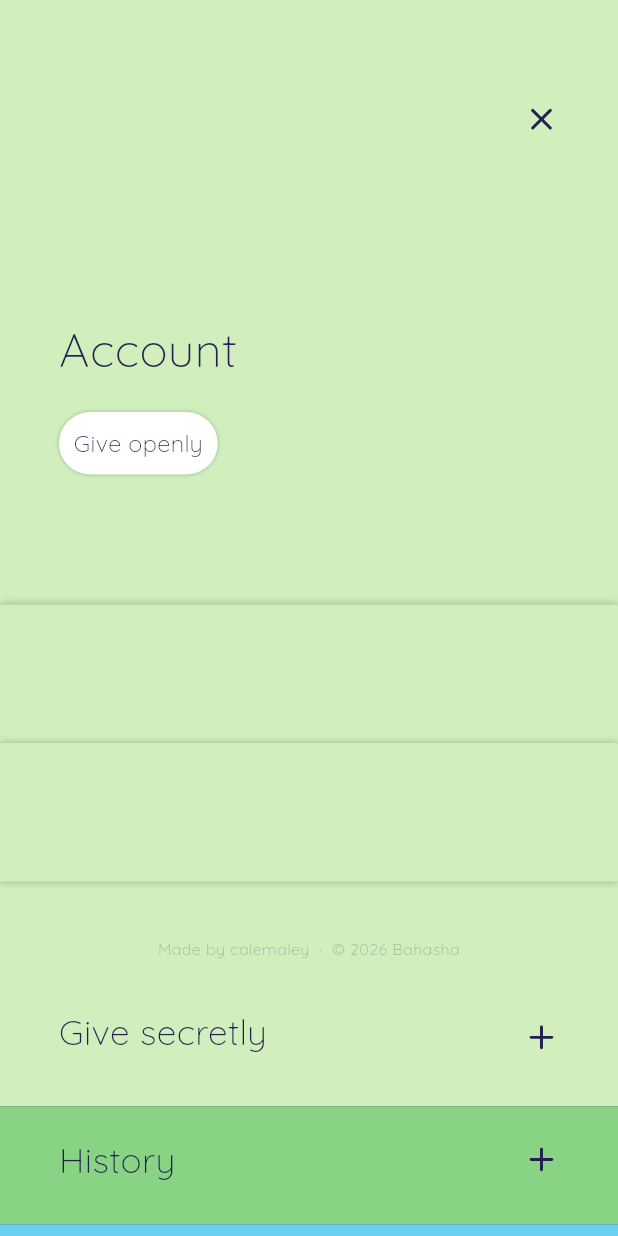
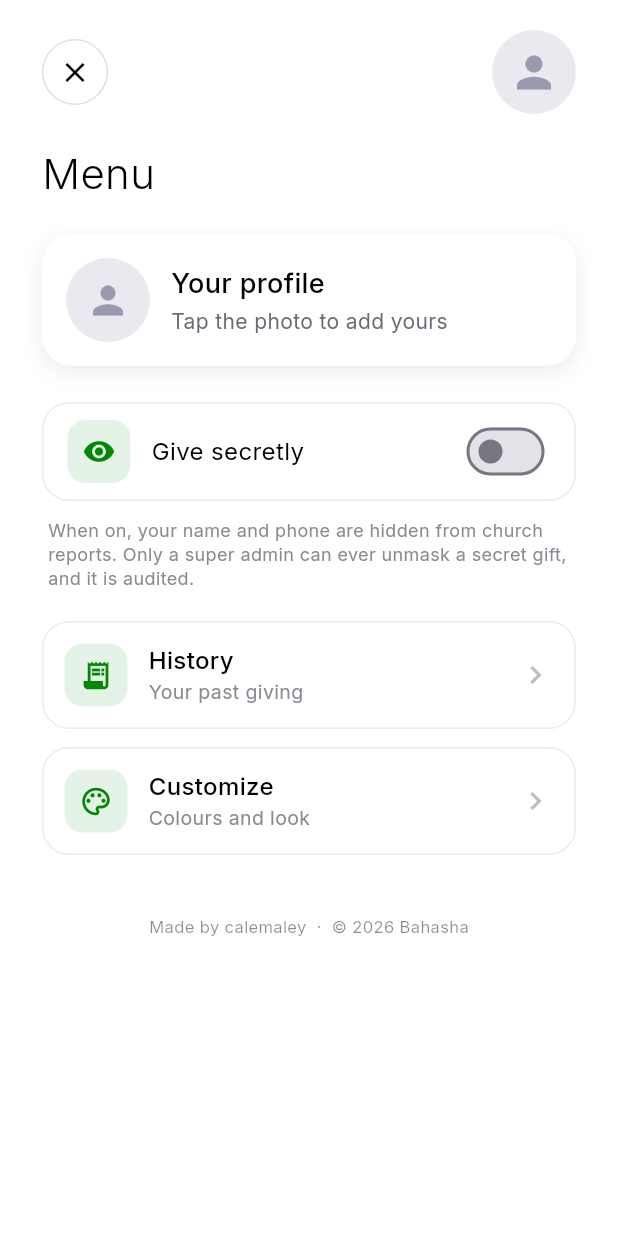
Before and after one commit to bahashaSDA/bahasha, a Flutter app: the CheckoutScreen screen opened directly, after a tap on an icon or button, on a phone screen of 412 x 824 dp. Run offline on Flutter 3.47's test engine with Material 3 defaults, Android fonts, the phone set to English and light mode, and no system bars; our stand-ins replace connectivity_plus, dio, drift, flutter_riverpod, flutter_secure_storage, flutter_svg and 3 more; missing offline and left inert: bluetooth_low_energy, cryptography, flutter_reactive_ble; accounts and stored records are empty; generated files the repository leaves out were written again.

Commit message:
Basket shows only chosen fruits; new menu + welcome to match design
- Checkout basket bug: replace the stock mixed-fruit photo (which showed fruits
  the giver never picked) with a drawn wicker basket (widgets/fruit_basket.dart)
  that holds STRICTLY the chosen fruits, each dropping in with a staggered
  animation. Removed the unused basket_full.png.
- New Menu page (menu_screen.dart): white/Inter/offertory-green, redesigned to
  match — profile (photo, name, phone), 'Give secretly' switch, History and
  Customize. Hamburger now opens it; the old AccountScreen is removed.
- Welcome/registration redesigned to the same look: fruit motif, Inter type,
  green pill button and selectors, grey fields.

flutter analyze clean; all 15 tests pass.

Co-Authored-By: Claude Opus 4.8 <noreply@anthropic.com>

```diff
--- a/bahasha-mobile/lib/features/account/presentation/account_screen.dart
+++ /dev/null
@@ -1,137 +0,0 @@
-import 'package:flutter/material.dart';
-import 'package:flutter_riverpod/flutter_riverpod.dart';
-import '../../../core/design/icon.dart';
-import '../../../core/design/pixel_canvas.dart';
-import '../../../core/providers.dart';
-import '../../../core/theme/app_colors.dart';
-import '../../customize/application/custom_theme.dart';
-import '../../history/presentation/history_screen.dart';
-import '../../customize/presentation/customize_screen.dart';
-
-/// Account screen — pixel-perfect to the Figma frame (node 231:1271). Panel-green
-/// background; "Account" title; a "Secret giving" / "Give openly" state pill; two
-/// full-width cards showing the giver's name and phone; a visibility-toggle row;
-/// and the History (green) and Customize (cyan) 80px nav bands at the bottom.
-/// Switching visibility affects only future giving (server snapshots the prior
-/// state), so past contributions are never retroactively exposed.
-class AccountScreen extends ConsumerWidget {
-  const AccountScreen({super.key});
-
-  @override
-  Widget build(BuildContext context, WidgetRef ref) {
-    final user = ref.watch(currentUserProvider).valueOrNull;
-    final theme = ref.watch(customThemeProvider).valueOrNull ?? CustomTheme.fallback;
-    final panel = theme.background;
-    final historyBand = theme.isAllWhite ? Colors.white : AppColors.categoryGreen;
-    final customizeBand = theme.isAllWhite ? Colors.white : AppColors.categoryCyan;
-    final secret = user?.visibility == 'secret';
-    final name = (user?.fullName ?? '').toUpperCase();
-    final phone = user?.phone ?? '';
-
-    Future<void> toggleVisibility() async {
-      await ref.read(registrationRepositoryProvider).setVisibility(secret ? 'open' : 'secret');
-      ref.invalidate(currentUserProvider);
-    }
-
-    return Scaffold(
-      backgroundColor: AppColors.indigo,
-      body: PixelCanvas(
-        background: AppColors.indigo,
-        builder: (context, px) => [
-          // Panel up to the History band.
-          px.band(0, 752, panel),
-
-          // Close (menu) — dismisses back to Home.
-          px.at(356, 69, width: 24, height: 24, child: GestureDetector(
-            onTap: () => Navigator.of(context).maybePop(),
-            child: DesignIcon('x', scale: px.scale),
-          )),
-
-          px.text(40, 222, 'Account', size: 32),
-
-          // Current-visibility pill.
-          px.at(40, 280, child: _Pill(
-            label: secret ? 'Secret giving' : 'Give openly',
-            scale: px.scale,
-            filled: secret ? AppColors.panelGreen : Colors.white,
-          )),
-
-          // Name + phone cards.
-          px.at(0, 411, width: 420, height: 94, child: _card(panel)),
-          px.text(40, 445, name, size: 20),
-          px.at(0, 505, width: 420, height: 94, child: _card(panel)),
-          px.text(40, 539, phone, size: 20),
-
-          // App credit + copyright (subtle, in the gap above the toggle).
-          px.text(0, 640, 'Made by calemaley  ·  © 2026 Bahasha', size: 11,
-              width: 420, align: TextAlign.center,
-              color: AppColors.ink.withValues(alpha: 0.4)),
-
-          // Visibility toggle row.
-          px.text(40, 689, secret ? 'Give openly' : 'Give secretly', size: 24),
-          px.at(356, 693, width: 24, height: 24, child: GestureDetector(
-            onTap: toggleVisibility,
-            child: DesignIcon('plus', scale: px.scale),
-          )),
-
-          // History band (green).
-          px.band(752, 80, historyBand),
-          px.at(0, 752, width: 420, height: 80, child: GestureDetector(
-            behavior: HitTestBehavior.opaque,
-            onTap: () => Navigator.of(context).push(MaterialPageRoute(builder: (_) => const HistoryScreen())),
-            child: const SizedBox.expand(),
-          )),
-          px.text(40, 776, 'History', size: 24),
-          px.at(356, 776, width: 24, height: 24, child: DesignIcon('plus', scale: px.scale)),
-
-          // Customize band (cyan).
-          px.band(832, 80, customizeBand),
-          px.at(0, 832, width: 420, height: 80, child: GestureDetector(
-            behavior: HitTestBehavior.opaque,
-            onTap: () => Navigator.of(context).push(MaterialPageRoute(builder: (_) => const CustomizeScreen())),
-            child: const SizedBox.expand(),
-          )),
-          px.text(40, 856, 'Customize', size: 24),
-          px.at(356, 860, width: 24, height: 24, child: DesignIcon('plus', scale: px.scale)),
-        ],
-      ),
-    );
-  }
-
-  Widget _card(Color color) => DecoratedBox(
-        decoration: BoxDecoration(
-          color: color,
-          borderRadius: const BorderRadius.all(Radius.circular(1)),
-          boxShadow: const [BoxShadow(color: Color(0x40000000), blurRadius: 4)],
-        ),
-      );
-}
-
-/// The rounded state pill (radius 34, padding 10, soft shadow) from the design.
-class _Pill extends StatelessWidget {
-  const _Pill({required this.label, required this.scale, required this.filled});
-  final String label;
-  final double scale;
-  final Color filled;
-
-  @override
-  Widget build(BuildContext context) {
-    return Container(
-      padding: EdgeInsets.all(10 * scale),
-      decoration: BoxDecoration(
-        color: filled,
-        borderRadius: BorderRadius.circular(34 * scale),
-        boxShadow: const [BoxShadow(color: Color(0x40000000), blurRadius: 1.5)],
-      ),
-      child: Text(
-        label,
-        style: TextStyle(
-          fontFamily: 'BahashaSans',
-          fontWeight: FontWeight.w300,
-          fontSize: 16 * scale,
-          color: AppColors.ink,
-        ),
-      ),
-    );
-  }
-}
--- a/bahasha-mobile/lib/features/contribution/presentation/checkout_screen.dart
+++ b/bahasha-mobile/lib/features/contribution/presentation/checkout_screen.dart
@@ -7,6 +7,7 @@ import '../application/basket_controller.dart';
 import '../domain/contribution_category.dart';
 import 'category_amount_screen.dart';
 import 'thank_you_screen.dart';
+import 'widgets/fruit_basket.dart';
 import 'widgets/offerings_header.dart';
 
 /// The offertory basket / checkout — pixel-perfect to the Figma frame
@@ -58,11 +59,12 @@ class _CheckoutScreenState extends ConsumerState<CheckoutScreen> with SingleTick
           px.text(0, 172, 'My offertory basket', size: 20, weight: FontWeight.w300,
               color: Colors.black, width: 420, align: TextAlign.center, fontFamily: 'Inter'),
 
-          // The offertory basket, filling with a gentle pop.
-          px.at(56.5, 232, width: 307, height: 307, child: ScaleTransition(
-            scale: Tween<double>(begin: 0.9, end: 1).animate(
-              CurvedAnimation(parent: _anim, curve: Curves.easeOutBack)),
-            child: Image.asset('assets/baskets/basket_full.png', fit: BoxFit.contain),
+          // The offertory basket — holds ONLY the chosen fruits, each dropping
+          // in with a staggered motion. No stock imagery: what you picked is
+          // exactly what fills the basket.
+          px.at(56.5, 232, width: 307, height: 307, child: FruitBasket(
+            assets: [for (final c in selected) c.asset],
+            animation: _anim,
           )),
 
           px.text(0, 569, 'KES ${_money.format(basket.total)}', size: 20, weight: FontWeight.w300,
--- /dev/null
+++ b/bahasha-mobile/lib/features/contribution/presentation/menu_screen.dart
@@ -0,0 +1,177 @@
+import 'dart:io';
+import 'package:flutter/material.dart';
+import 'package:flutter_riverpod/flutter_riverpod.dart';
+import '../../../core/providers.dart';
+import '../../history/presentation/history_screen.dart';
+import '../../customize/presentation/customize_screen.dart';
+import 'widgets/offerings_header.dart';
+
+/// The menu, redesigned to sit hand-in-hand with the offertory look: a white
+/// canvas, the Inter face, and the offertory green (#008805). It carries the
+/// giver's profile (photo, name, phone), a "give secretly" switch, and links
+/// into History and Customize.
+class MenuScreen extends ConsumerWidget {
+  const MenuScreen({super.key});
+
+  static const _green = Color(0xFF008805);
+
+  @override
+  Widget build(BuildContext context, WidgetRef ref) {
+    final user = ref.watch(currentUserProvider).valueOrNull;
+    final name = (user?.fullName ?? '').trim();
+    final phone = user?.phone ?? '';
+    final secret = user?.visibility == 'secret';
+    final avatar = user?.avatarPath;
+    final hasPhoto = avatar != null && avatar.isNotEmpty && File(avatar).existsSync();
+
+    Future<void> toggleSecret(bool v) async {
+      await ref.read(registrationRepositoryProvider).setVisibility(v ? 'secret' : 'open');
+      ref.invalidate(currentUserProvider);
+    }
+
+    return Scaffold(
+      backgroundColor: Colors.white,
+      body: SafeArea(
+        child: ListView(
+          padding: const EdgeInsets.fromLTRB(28, 20, 28, 28),
+          children: [
+            Row(children: [
+              _CircleIcon(icon: Icons.close, onTap: () => Navigator.of(context).maybePop()),
+              const Spacer(),
+              const SizedBox(width: 56, height: 56, child: AvatarButton()),
+            ]),
+            const SizedBox(height: 20),
+            const Text('Menu', style: TextStyle(fontFamily: 'Inter', fontWeight: FontWeight.w300, fontSize: 28, color: Colors.black)),
+            const SizedBox(height: 20),
+
+            // Profile card.
+            Container(
+              padding: const EdgeInsets.all(16),
+              decoration: BoxDecoration(
+                color: Colors.white,
+                borderRadius: BorderRadius.circular(20),
+                boxShadow: const [BoxShadow(color: Color(0x14000000), blurRadius: 12, offset: Offset(0, 4))],
+              ),
+              child: Row(children: [
+                Container(
+                  width: 56, height: 56,
+                  decoration: BoxDecoration(
+                    shape: BoxShape.circle,
+                    color: const Color(0xFFE9E9EF),
+                    image: hasPhoto ? DecorationImage(image: FileImage(File(avatar)), fit: BoxFit.cover) : null,
+                  ),
+                  child: hasPhoto ? null : const Icon(Icons.person, color: Color(0xFF9A9AAE), size: 30),
+                ),
+                const SizedBox(width: 14),
+                Expanded(child: Column(crossAxisAlignment: CrossAxisAlignment.start, children: [
+                  Text(name.isEmpty ? 'Your profile' : name, maxLines: 1, overflow: TextOverflow.ellipsis,
+                      style: const TextStyle(fontFamily: 'Inter', fontWeight: FontWeight.w500, fontSize: 18, color: Colors.black)),
+                  const SizedBox(height: 2),
+                  Text(phone.isEmpty ? 'Tap the photo to add yours' : phone,
+                      style: const TextStyle(fontFamily: 'Inter', fontSize: 14, color: Color(0xFF6B6B76))),
+                ])),
+              ]),
+            ),
+            const SizedBox(height: 24),
+
+            // Give secretly switch.
+            Container(
+              padding: const EdgeInsets.symmetric(horizontal: 16, vertical: 8),
+              decoration: BoxDecoration(
+                borderRadius: BorderRadius.circular(18),
+                border: Border.all(color: const Color(0x14000000)),
+              ),
+              child: Row(children: [
+                _IconBadge(icon: secret ? Icons.visibility_off : Icons.visibility),
+                const SizedBox(width: 14),
+                const Expanded(child: Text('Give secretly',
+                    style: TextStyle(fontFamily: 'Inter', fontWeight: FontWeight.w400, fontSize: 16, color: Colors.black))),
+                Switch.adaptive(value: secret, onChanged: toggleSecret, activeTrackColor: _green),
+              ]),
+            ),
+            const SizedBox(height: 12),
+            const Padding(
+              padding: EdgeInsets.only(left: 4, bottom: 8),
+              child: Text('When on, your name and phone are hidden from church reports. Only a super admin can ever unmask a secret gift, and it is audited.',
+                  style: TextStyle(fontFamily: 'Inter', fontSize: 12, color: Color(0xFF8A8A93), height: 1.35)),
+            ),
+            const SizedBox(height: 12),
+
+            _MenuTile(icon: Icons.receipt_long, label: 'History', subtitle: 'Your past giving',
+                onTap: () => Navigator.of(context).push(MaterialPageRoute(builder: (_) => const HistoryScreen()))),
+            const SizedBox(height: 12),
+            _MenuTile(icon: Icons.palette_outlined, label: 'Customize', subtitle: 'Colours and look',
+                onTap: () => Navigator.of(context).push(MaterialPageRoute(builder: (_) => const CustomizeScreen()))),
+
+            const SizedBox(height: 40),
+            const Center(child: Text('Made by calemaley  ·  © 2026 Bahasha',
+                style: TextStyle(fontFamily: 'Inter', fontSize: 11, color: Color(0x73000000)))),
+          ],
+        ),
+      ),
+    );
+  }
+}
+
+class _MenuTile extends StatelessWidget {
+  const _MenuTile({required this.icon, required this.label, required this.subtitle, required this.onTap});
+  final IconData icon;
+  final String label;
+  final String subtitle;
+  final VoidCallback onTap;
+
+  @override
+  Widget build(BuildContext context) {
+    return InkWell(
+      borderRadius: BorderRadius.circular(18),
+      onTap: onTap,
+      child: Container(
+        padding: const EdgeInsets.all(14),
+        decoration: BoxDecoration(
+          borderRadius: BorderRadius.circular(18),
+          border: Border.all(color: const Color(0x14000000)),
+        ),
+        child: Row(children: [
+          _IconBadge(icon: icon),
+          const SizedBox(width: 14),
+          Expanded(child: Column(crossAxisAlignment: CrossAxisAlignment.start, children: [
+            Text(label, style: const TextStyle(fontFamily: 'Inter', fontWeight: FontWeight.w500, fontSize: 16, color: Colors.black)),
+            Text(subtitle, style: const TextStyle(fontFamily: 'Inter', fontSize: 13, color: Color(0xFF8A8A93))),
+          ])),
+          const Icon(Icons.chevron_right, color: Color(0xFFBDBDC7)),
+        ]),
+      ),
+    );
+  }
+}
+
+class _IconBadge extends StatelessWidget {
+  const _IconBadge({required this.icon});
+  final IconData icon;
+  @override
+  Widget build(BuildContext context) {
+    return Container(
+      width: 42, height: 42,
+      decoration: BoxDecoration(color: const Color(0x1A008805), borderRadius: BorderRadius.circular(12)),
+      child: Icon(icon, color: const Color(0xFF008805), size: 22),
+    );
+  }
+}
+
+class _CircleIcon extends StatelessWidget {
+  const _CircleIcon({required this.icon, required this.onTap});
+  final IconData icon;
+  final VoidCallback onTap;
+  @override
+  Widget build(BuildContext context) {
+    return InkWell(
+      onTap: onTap,
+      borderRadius: BorderRadius.circular(22),
+      child: Container(
+        width: 44, height: 44,
+        decoration: BoxDecoration(shape: BoxShape.circle, border: Border.all(color: const Color(0x1F000000))),
+        child: Icon(icon, size: 22, color: Colors.black),
+      ),
+    );
+  }
+}
--- /dev/null
+++ b/bahasha-mobile/lib/features/contribution/presentation/widgets/fruit_basket.dart
@@ -0,0 +1,141 @@
+import 'dart:math' as math;
+import 'package:flutter/material.dart';
+
+/// The offertory basket that holds EXACTLY the fruits the giver chose — nothing
+/// they didn't. The wicker basket is drawn (so it's empty by default) and the
+/// chosen fruit images are clustered in its opening, each dropping in with a
+/// staggered animation as the "adding to the basket" motion.
+class FruitBasket extends StatelessWidget {
+  const FruitBasket({
+    super.key,
+    required this.assets,
+    required this.animation,
+    this.size = 307,
+  });
+
+  /// Fruit image paths for the chosen giving types, in order.
+  final List<String> assets;
+  final Animation<double> animation;
+  final double size;
+
+  @override
+  Widget build(BuildContext context) {
+    final w = size;
+    final h = size * 0.98;
+    final n = assets.length;
+
+    // Cluster the chosen fruits in the basket opening. Up to five sit in one
+    // row; more wrap to a second, slightly-raised row. Fruits overlap a little
+    // so a full basket reads as full, a single fruit sits centred.
+    final perRow = n <= 5 ? n : (n / 2).ceil();
+    final fruitSize = (n <= 3 ? 0.34 : n <= 6 ? 0.28 : 0.24) * w;
+    final step = fruitSize * 0.72;
+
+    final placed = <Widget>[];
+    for (var i = 0; i < n; i++) {
+      final row = i < perRow ? 0 : 1;
+      final idxInRow = i - row * perRow;
+      final countInRow = row == 0 ? math.min(perRow, n) : n - perRow;
+      final cx = w / 2 + (idxInRow - (countInRow - 1) / 2) * step;
+      final cy = h * 0.40 - row * fruitSize * 0.42 + (idxInRow.isEven ? 0 : h * 0.015);
+
+      // Staggered drop-in for each fruit.
+      final start = n <= 1 ? 0.0 : (i / n) * 0.55;
+      final curve = CurvedAnimation(parent: animation, curve: Interval(start, 1, curve: Curves.easeOutBack));
+      placed.add(Positioned(
+        left: cx - fruitSize / 2,
+        top: cy - fruitSize / 2,
+        width: fruitSize,
+        height: fruitSize,
+        child: FadeTransition(
+          opacity: animation,
+          child: SlideTransition(
+            position: Tween<Offset>(begin: const Offset(0, -0.6), end: Offset.zero).animate(curve),
+            child: ScaleTransition(
+              scale: Tween<double>(begin: 0.5, end: 1).animate(curve),
+              child: Image.asset(assets[i], fit: BoxFit.contain),
+            ),
+          ),
+        ),
+      ));
+    }
+
+    return SizedBox(
+      width: w,
+      height: h,
+      child: Stack(
+        clipBehavior: Clip.none,
+        children: [
+          Positioned.fill(child: CustomPaint(painter: _BasketPainter())),
+          ...placed,
+        ],
+      ),
+    );
+  }
+}
+
+/// A stylised wicker basket: handle, woven body, and a cream cloth lining at the
+/// rim — drawn so it starts empty and only the chosen fruits fill it.
+class _BasketPainter extends CustomPainter {
+  static const _tanLight = Color(0xFFE0C089);
+  static const _tan = Color(0xFFC8A06A);
+  static const _tanDark = Color(0xFFA9763F);
+  static const _rim = Color(0xFF875327);
+  static const _cloth = Color(0xFFEFE6D2);
+
+  @override
+  void paint(Canvas canvas, Size size) {
+    final w = size.width, h = size.height;
+    final s = w / 307; // stroke scale
+
+    // Handle.
+    final handle = Path()
+      ..moveTo(0.25 * w, 0.53 * h)
+      ..cubicTo(0.25 * w, 0.10 * h, 0.75 * w, 0.10 * h, 0.75 * w, 0.53 * h);
+    canvas.drawPath(handle, Paint()
+      ..style = PaintingStyle.stroke..strokeWidth = 14 * s..color = _tanDark..strokeCap = StrokeCap.round);
+    canvas.drawPath(handle, Paint()
+      ..style = PaintingStyle.stroke..strokeWidth = 5 * s..color = _tanLight..strokeCap = StrokeCap.round);
+
+    // Body bowl.
+    final bowl = Path()
+      ..moveTo(0.15 * w, 0.50 * h)
+      ..lineTo(0.85 * w, 0.50 * h)
+      ..lineTo(0.71 * w, 0.95 * h)
+      ..quadraticBezierTo(0.50 * w, 1.02 * h, 0.29 * w, 0.95 * h)
+      ..close();
+    final bodyRect = Rect.fromLTWH(0.15 * w, 0.50 * h, 0.70 * w, 0.52 * h);
+    canvas.drawPath(bowl, Paint()
+      ..shader = const LinearGradient(
+        begin: Alignment.topCenter, end: Alignment.bottomCenter,
+        colors: [_tanLight, _tan, _tanDark],
+      ).createShader(bodyRect));
+
+    // Woven horizontal lines, clipped to the bowl.
+    canvas.save();
+    canvas.clipPath(bowl);
+    final weave = Paint()..style = PaintingStyle.stroke..strokeWidth = 1.6 * s..color = _tanDark.withValues(alpha: 0.55);
+    for (var i = 1; i <= 6; i++) {
+      final y = 0.52 * h + i * 0.066 * h;
+      final p = Path()
+        ..moveTo(0.14 * w, y)
+        ..quadraticBezierTo(0.5 * w, y + 0.02 * h, 0.86 * w, y);
+      canvas.drawPath(p, weave);
+    }
+    // A couple of vertical staves for weave texture.
+    for (final fx in [0.34, 0.5, 0.66]) {
+      canvas.drawLine(Offset(fx * w, 0.52 * h), Offset((fx * 0.85 + 0.075) * w, 0.97 * h),
+          Paint()..style = PaintingStyle.stroke..strokeWidth = 1.2 * s..color = _tanDark.withValues(alpha: 0.35));
+    }
+    canvas.restore();
+
+    // Cream cloth lining + rim.
+    final rimRect = Rect.fromCenter(center: Offset(0.5 * w, 0.48 * h), width: 0.72 * w, height: 0.15 * h);
+    canvas.drawOval(rimRect, Paint()..color = _cloth);
+    canvas.drawOval(rimRect, Paint()
+      ..style = PaintingStyle.stroke..strokeWidth = 6 * s..color = _rim);
+  }
+
+  @override
+  bool shouldRepaint(covariant _BasketPainter oldDelegate) => false;
+}
--- a/bahasha-mobile/lib/features/contribution/presentation/widgets/offerings_header.dart
+++ b/bahasha-mobile/lib/features/contribution/presentation/widgets/offerings_header.dart
@@ -7,7 +7,7 @@ import 'package:path_provider/path_provider.dart';
 import '../../../../core/design/icon.dart';
 import '../../../../core/design/pixel_canvas.dart';
 import '../../../../core/providers.dart';
-import '../../../account/presentation/account_screen.dart';
+import '../menu_screen.dart';
 
 /// The header shared by every offertory screen: the hamburger menu (opens the
 /// account/history/customize area), the "Offerings" wordmark, and the circular
@@ -18,7 +18,7 @@ List<Widget> offeringsHeader(BuildContext context, Px px) {
     px.at(57, 75, width: 24, height: 24, child: GestureDetector(
       behavior: HitTestBehavior.opaque,
       onTap: () => Navigator.of(context).push(
-        MaterialPageRoute(builder: (_) => const AccountScreen()),
+        MaterialPageRoute(builder: (_) => const MenuScreen()),
       ),
       child: DesignIcon('menu', scale: px.scale, color: Colors.black),
     )),
--- a/bahasha-mobile/pubspec.yaml
+++ b/bahasha-mobile/pubspec.yaml
@@ -1,7 +1,7 @@
 name: bahasha
 description: "Bahasha — offline-first church giving over Bluetooth Low Energy."
 publish_to: 'none'
-version: 1.1.1+8
+version: 1.1.2+9
 
 environment:
   sdk: ^3.12.0
```
Also changed, not shown: bahasha-mobile/lib/features/registration/presentation/registration_screen.dart (+81 -91 lines), bahasha-mobile/assets/baskets/basket_full.png (deleted).
